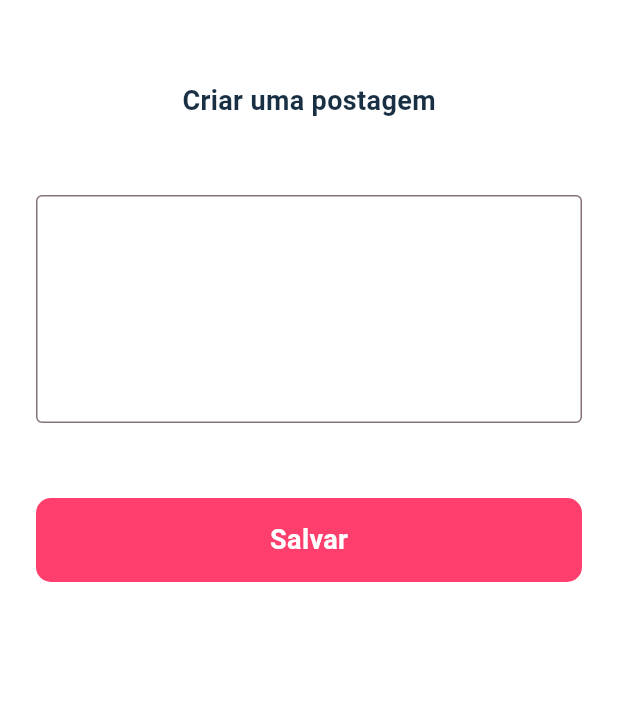
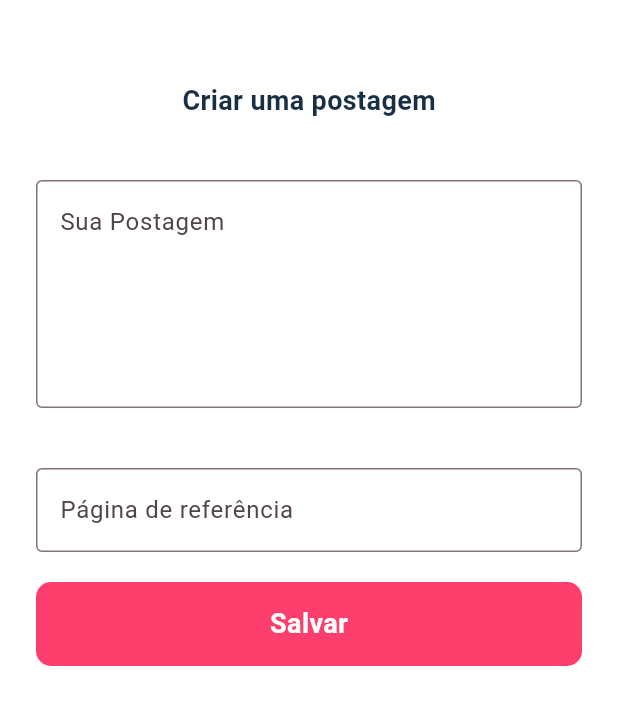
Before and after one commit to CaioCesarLima/igrejoteca-app, a Flutter app: the BottomSheetPrayer widget shown alone on an empty page, opened directly with empty values, on a phone screen of 412 x 824 dp. Shown: the top 705 px of the screen. Run offline on Flutter 3.47's test engine with Material 2 defaults, Android fonts, the light colour scheme and no system bars; our stand-ins replace bloc, firebase_core, firebase_messaging, flutter_bloc, flutter_local_notifications, flutter_secure_storage and 5 more; accounts and stored records are empty; network calls fail.

Commit message:
add page number post

```diff
--- a/lib/modules/clubs/UI/pages/club_page.dart
+++ b/lib/modules/clubs/UI/pages/club_page.dart
@@ -183,13 +183,28 @@ class PostCard extends StatelessWidget {
             ),
           ),
           Padding(
-            padding: const EdgeInsets.only(left: 15, bottom: 15, right: 15),
+            padding: const EdgeInsets.only(left: 15, bottom: 5, right: 15),
             child: Text(
               post.text,
               style: const TextStyle(
                   color: AppColors.accentColor,
                   fontSize: 14,
                   fontWeight: FontWeight.w400),
+            ),
+
+          ),
+          Align(
+            alignment: Alignment.bottomRight,
+            child: Padding(
+              padding: const EdgeInsets.only(left: 15, bottom: 15, right: 15),
+              child: Text(
+                "página: ${post.pageNumber}",
+                style: const TextStyle(
+                    color: AppColors.primaryColor,
+                    fontSize: 14,
+                    fontWeight: FontWeight.w400),
+              ),
+
             ),
           ),
         ],
@@ -210,6 +225,7 @@ class BottomSheetPrayer extends StatefulWidget {
 
 class _BottomSheetPrayerState extends State<BottomSheetPrayer> {
   final TextEditingController postController = TextEditingController();
+  final TextEditingController pageNumberController = TextEditingController();
   final PostsRepository postsRepository = PostsRepositoryImpl();
   bool loading = false;
 
@@ -218,7 +234,7 @@ class _BottomSheetPrayerState extends State<BottomSheetPrayer> {
       loading = true;
     });
 
-    PostModel? result = await postsRepository.createPost(clubId: widget.clubId, text: postController.text);
+    PostModel? result = await postsRepository.createPost(clubId: widget.clubId, text: postController.text, pageNumber: int.tryParse(pageNumberController.text) ?? 0);
 
     setState(() {
       loading = false;
@@ -241,13 +257,22 @@ class _BottomSheetPrayerState extends State<BottomSheetPrayer> {
               child: AppTextMainWidget(text: "Criar uma postagem"),
             ),
             Padding(
-              padding: const EdgeInsets.symmetric(vertical: 50),
+              padding: const EdgeInsets.symmetric(vertical: 40),
               child: TextField(
                 controller: postController,
 
                 maxLines: 5,
                 decoration:
-                    const InputDecoration(border: OutlineInputBorder()),
+                    const InputDecoration(border: OutlineInputBorder(), hintText: "Sua Postagem"),
+              ),
+            ),
+            Padding(
+              padding: const EdgeInsets.only(bottom: 20),
+              child: TextField(
+                controller: pageNumberController,
+                keyboardType: TextInputType.number,
+                decoration:
+                    const InputDecoration(border: OutlineInputBorder(), label: Text("Página de referência")),
               ),
             ),
             AppButton(
@@ -255,6 +280,7 @@ class _BottomSheetPrayerState extends State<BottomSheetPrayer> {
                 label: "Salvar",
                 backgroundColor: AppColors.primaryColor,
                 ontap: () {
+                  FocusManager.instance.primaryFocus?.unfocus();
                   onSubmit().then((value) {
                     if (value != null) {
                       showDialog(
--- a/lib/modules/clubs/data/models/post_model.dart
+++ b/lib/modules/clubs/data/models/post_model.dart
@@ -2,15 +2,17 @@ class PostModel {
   final String postId;
   final String text;
   final String userName;
+  final int pageNumber;
 
-  PostModel({required this.postId, required this.text, required this.userName});
+  PostModel({required this.pageNumber,required this.postId, required this.text, required this.userName});
 
   factory PostModel.fromjson(Map<String, dynamic> json) {
     final String postId = json['id'];
     final String text = json['text'] ?? "";
     final String userName = json['user']['name'] ?? "";
+    final int pageNumber = json['page']?? 0;
 
-    return PostModel(postId: postId, text: text, userName: userName);
+    return PostModel(postId: postId, text: text, userName: userName, pageNumber: pageNumber);
   }
 }
 
--- a/lib/modules/clubs/data/repositories/posts_repositories.dart
+++ b/lib/modules/clubs/data/repositories/posts_repositories.dart
@@ -4,5 +4,5 @@ import 'package:result_dart/result_dart.dart';
 
 abstract class PostsRepository {
   Future<Result<ClubPayload, Exception>> getPosts(String clubId);
-  Future<PostModel?> createPost({required String clubId, required String text});
+  Future<PostModel?> createPost({required String clubId, required String text, required int pageNumber});
 }
--- a/lib/modules/clubs/data/repositories/posts_repositories_impl.dart
+++ b/lib/modules/clubs/data/repositories/posts_repositories_impl.dart
@@ -36,11 +36,11 @@ class PostsRepositoryImpl extends PostsRepository{
   }
 
   @override
-  Future<PostModel?> createPost({required String clubId, required String text}) async {
+  Future<PostModel?> createPost({required String clubId, required String text, required int pageNumber}) async {
     try {
       Uri url = getBackendURL(path: "/api/club/posts");
       Map<String, String> headers = await Consts.authHeader();
-      String body = json.encode({"club_id": clubId, "text": text});
+      String body = json.encode({"club_id": clubId, "text": text, "page_number": pageNumber});
       http.Response resp = await http.post(url, headers: headers, body: body);
 
       if (resp.statusCode == 201) {
--- a/lib/modules/login/UI/pages/login_page.dart
+++ b/lib/modules/login/UI/pages/login_page.dart
@@ -120,6 +120,7 @@ class _LoginPageState extends State<LoginPage> {
                           label: "Acessar",
                           backgroundColor: AppColors.primaryColor,
                           ontap: () {
+                            FocusManager.instance.primaryFocus?.unfocus();
                             // Navigator.of(context).pushNamedAndRemoveUntil(
                             //     EmprestimosPage.route, (route) => false);
                             authBloc.add(LoginEvent(
```
